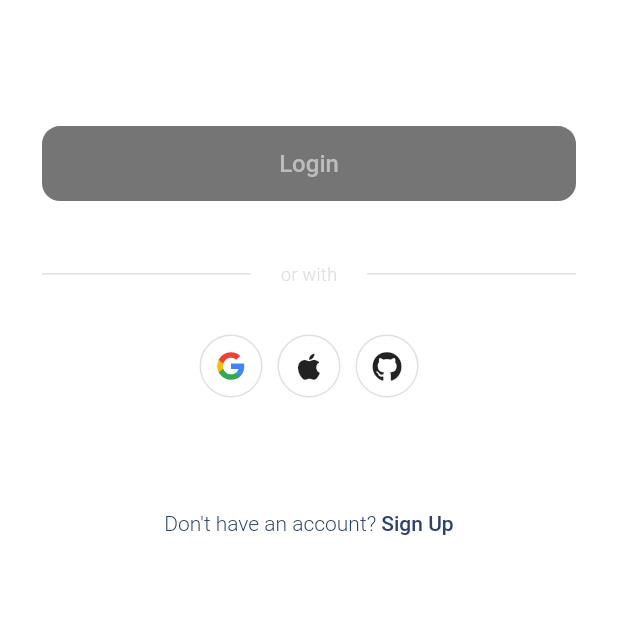
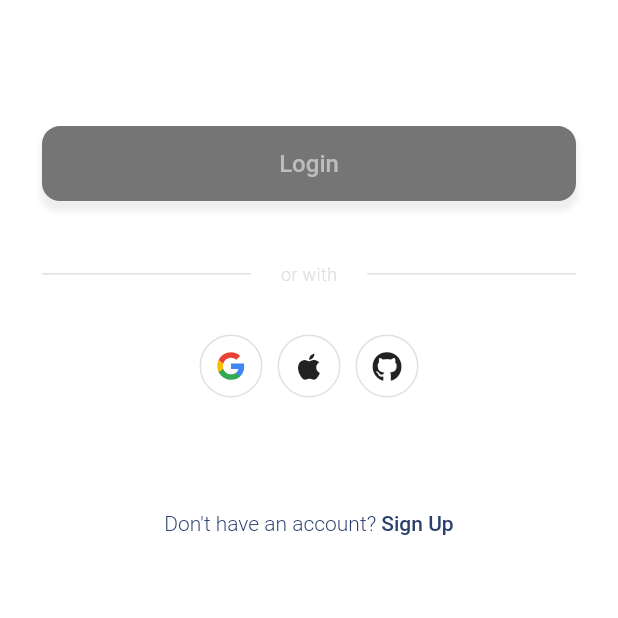
Before and after one commit to WonHyun/mission-diary, a Flutter app: the screen it shows after launch, after a tap on "Login", on a phone screen of 412 x 824 dp, the part 618-1236 px from its top. Run offline on Flutter 3.47's test engine with Material 3 defaults, Android fonts, the phone set to English and light mode, and no system bars; our stand-ins replace device_preview, firebase_auth, firebase_core, flex_color_scheme, flutter_image_compress, flutter_riverpod and 4 more; accounts and stored records are empty; generated files the repository leaves out were written again.

Commit message:
feat: add shadow to rounded button

```diff
--- a/lib/widgets/common/rounded_button.dart
+++ b/lib/widgets/common/rounded_button.dart
@@ -61,6 +61,14 @@ class RoundedButton extends StatelessWidget {
       width: width,
       height: height,
       decoration: BoxDecoration(
+        boxShadow: [
+          BoxShadow(
+            color: Colors.grey.shade200,
+            offset: const Offset(0, 5),
+            blurRadius: 3,
+            spreadRadius: 1,
+          )
+        ],
         color: _setBackgroundColor(context),
         borderRadius: BorderRadius.circular(borderRadius),
         border: useBorder
```
